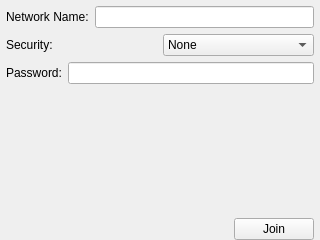
Old version of the form ui/OtherNetworkWidget.ui in the repository kipr/botui.
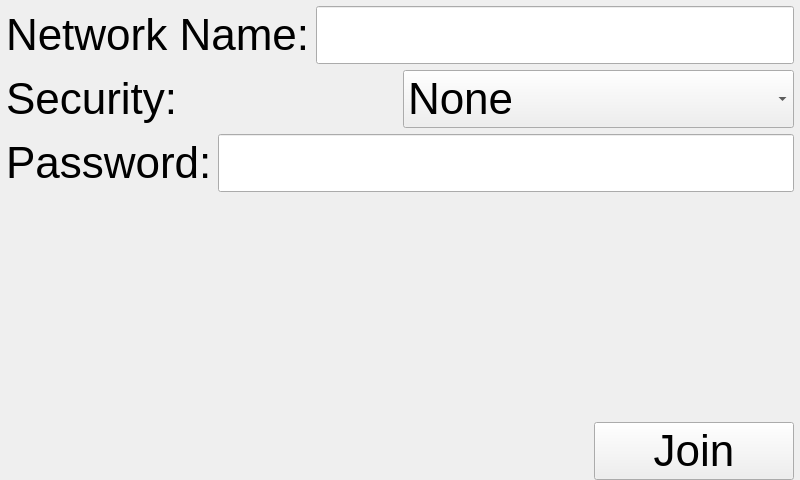
New version of the form. Icons and pictures are not drawn. Custom widgets are drawn as their Qt base class.

```diff
--- a/ui/OtherNetworkWidget.ui
+++ b/ui/OtherNetworkWidget.ui
@@ -6,8 +6,8 @@
    <rect>
     <x>0</x>
     <y>0</y>
-    <width>320</width>
-    <height>240</height>
+    <width>800</width>
+    <height>480</height>
    </rect>
   </property>
   <property name="windowTitle">
@@ -30,13 +30,24 @@
     <layout class="QHBoxLayout" name="horizontalLayout">
      <item>
       <widget class="QLabel" name="label">
+       <property name="font">
+        <font>
+         <pointsize>33</pointsize>
+        </font>
+       </property>
        <property name="text">
         <string>Network Name:</string>
        </property>
       </widget>
      </item>
      <item>
-      <widget class="LineEdit" name="ssid"/>
+      <widget class="LineEdit" name="ssid">
+       <property name="font">
+        <font>
+         <pointsize>33</pointsize>
+        </font>
+       </property>
+      </widget>
      </item>
     </layout>
    </item>
@@ -44,6 +55,11 @@
     <layout class="QHBoxLayout" name="horizontalLayout_3">
      <item>
       <widget class="QLabel" name="label_2">
+       <property name="font">
+        <font>
+         <pointsize>33</pointsize>
+        </font>
+       </property>
        <property name="text">
         <string>Security:</string>
        </property>
@@ -51,6 +67,11 @@
      </item>
      <item>
       <widget class="QComboBox" name="security">
+       <property name="font">
+        <font>
+         <pointsize>33</pointsize>
+        </font>
+       </property>
        <item>
         <property name="text">
          <string>None</string>
@@ -79,13 +100,24 @@
     <layout class="QHBoxLayout" name="horizontalLayout_5">
      <item>
       <widget class="QLabel" name="label_3">
+       <property name="font">
+        <font>
+         <pointsize>33</pointsize>
+        </font>
+       </property>
        <property name="text">
         <string>Password:</string>
        </property>
       </widget>
      </item>
      <item>
-      <widget class="LineEdit" name="password"/>
+      <widget class="LineEdit" name="password">
+       <property name="font">
+        <font>
+         <pointsize>33</pointsize>
+        </font>
+       </property>
+      </widget>
      </item>
     </layout>
    </item>
@@ -122,12 +154,23 @@
      </item>
      <item>
       <widget class="QPushButton" name="join">
+       <property name="minimumSize">
+        <size>
+         <width>200</width>
+         <height>0</height>
+        </size>
+       </property>
        <property name="maximumSize">
         <size>
          <width>120</width>
          <height>16777215</height>
         </size>
        </property>
+       <property name="font">
+        <font>
+         <pointsize>33</pointsize>
+        </font>
+       </property>
        <property name="text">
         <string>Join</string>
        </property>
```
